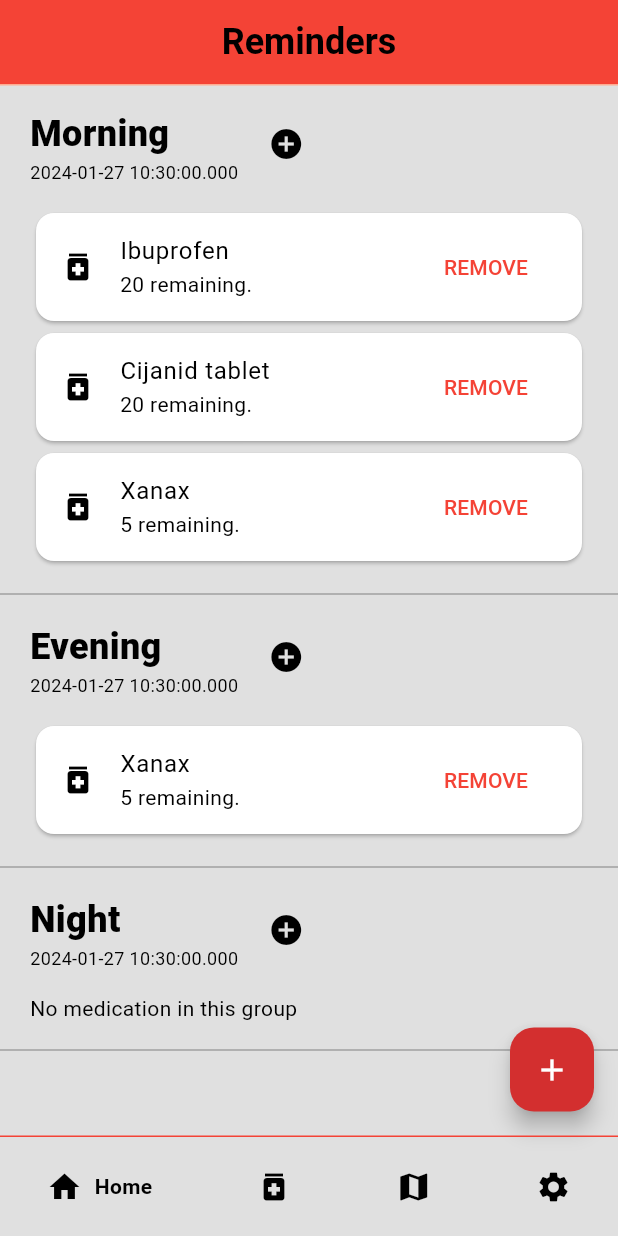
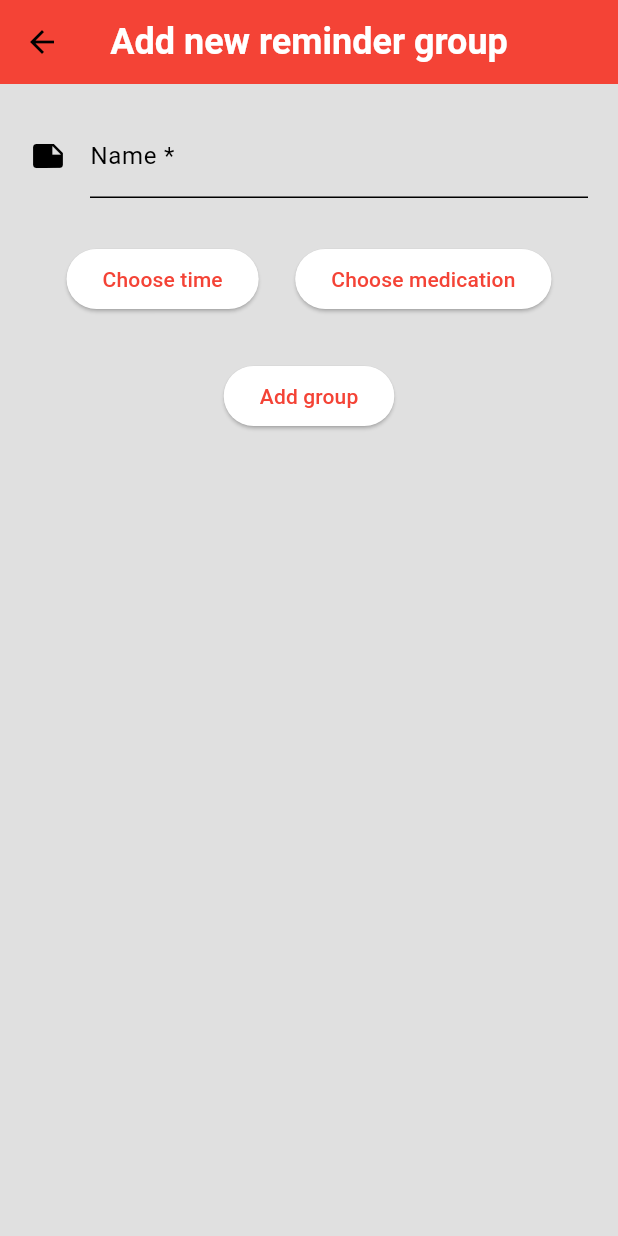
Before and after one commit to mzaninovic555/RMA_projekt_23-24, a Flutter app: the screen it shows after launch, after a tap on the "add" icon, on a phone screen of 412 x 824 dp. Run offline on Flutter 3.47's test engine with Material 3 defaults, Android fonts, the phone set to English and light mode, and no system bars; drawn by our look-alikes of google_nav_bar; our stand-ins replace shared_preferences.

Commit message:
Added adding reminder groups

```diff
--- /dev/null
+++ b/medicationapp/lib/pages/reminder_list/add_reminder_group.dart
@@ -0,0 +1,104 @@
+import 'package:flutter/material.dart';
+import 'package:medicationapp/pages/medication/multiselect.dart';
+import 'package:medicationapp/pages/reminder_list/reminder_data.dart';
+
+import '../medication/medication_data.dart';
+
+final _formKey = GlobalKey<FormState>();
+
+class AddReminderGroup extends StatelessWidget {
+  AddReminderGroup({super.key});
+
+  final nameController = TextEditingController();
+  TimeOfDay? timeOfDay = TimeOfDay.now();
+  List<MedicationType> medication = [];
+
+  @override
+  Widget build(BuildContext context) {
+    return Scaffold(
+      appBar: AppBar(
+        backgroundColor: Theme.of(context).colorScheme.primary,
+        centerTitle: true,
+        title: const Text(
+          'Add new reminder group',
+          style: TextStyle(
+            fontSize: 24,
+            fontWeight: FontWeight.bold,
+          ),
+        ),
+        leading: IconButton(
+          icon: const Icon(Icons.arrow_back),
+          onPressed: () {
+            Navigator.pop(context);
+          },
+        ),
+      ),
+      body: Padding(
+        padding: const EdgeInsets.all(20.0),
+        child: Form(
+          key: _formKey,
+          child: Column(
+            children: [
+              TextFormField(
+                decoration: const InputDecoration(
+                  icon: Icon(Icons.note),
+                  label: Text('Name *'),
+                ),
+                controller: nameController,
+                validator: (value) {
+                  if (value == null || value.isEmpty) {
+                    return 'Enter the name of the reminder group';
+                  }
+                  return null;
+                },
+              ),
+              const SizedBox(height: 30),
+              Row(
+                mainAxisAlignment: MainAxisAlignment.spaceEvenly,
+                children: [
+                  ElevatedButton(
+                    onPressed: () async {
+                      var selectedTimeOfDay = await showTimePicker(
+                        context: context,
+                        initialTime: TimeOfDay.now(),
+                        initialEntryMode: TimePickerEntryMode.dial,
+                      );
+                      if (selectedTimeOfDay != null) {
+                        timeOfDay = selectedTimeOfDay;
+                      }
+                    },
+                    child: const Text('Choose time'),
+                  ),
+                  ElevatedButton(
+                    onPressed: () async {
+                      medication = await showDialog(
+                          context: context,
+                          builder: (BuildContext context) => MultiSelect());
+                    },
+                    child: const Text('Choose medication'),
+                  ),
+                ],
+              ),
+              const SizedBox(height: 30),
+              ElevatedButton(
+                onPressed: () {
+                  if (_formKey.currentState!.validate()) {
+                    ScaffoldMessenger.of(context).showSnackBar(
+                      const SnackBar(
+                        content: Text('New group added successfully'),
+                      ),
+                    );
+
+                    ReminderGroup result = ReminderGroup(nameController.text, timeOfDay!, medication);
+                    Navigator.pop(context, result);
+                  }
+                },
+                child: const Text('Add group'),
+              ),
+            ],
+          ),
+        ),
+      ),
+    );
+  }
+}
--- a/medicationapp/lib/pages/reminder_list/reminder_data.dart
+++ b/medicationapp/lib/pages/reminder_list/reminder_data.dart
@@ -4,7 +4,7 @@ import 'package:medicationapp/pages/medication/medication_data.dart';
 /// Class for a group of medications all sharing a certain time.
 class ReminderGroup {
   String title;
-  DateTime timeOfReminder;
+  TimeOfDay timeOfReminder;
   List<MedicationType> medications;
   Color? color;
 
@@ -14,7 +14,7 @@ class ReminderGroup {
 /// Class for a singular medication item which is not grouped.
 class ReminderItem {
   String title;
-  DateTime timeOfReminder;
+  TimeOfDay timeOfReminder;
   MedicationType medication;
 
   ReminderItem(this.title, this.timeOfReminder, this.medication);
--- a/medicationapp/lib/pages/reminder_list/reminder_list.dart
+++ b/medicationapp/lib/pages/reminder_list/reminder_list.dart
@@ -3,6 +3,8 @@ import 'package:medicationapp/pages/medication/medication_data.dart';
 import 'package:medicationapp/pages/medication/multiselect.dart';
 import 'package:medicationapp/pages/reminder_list/reminder_data.dart';
 import 'package:medicationapp/services/reminder_service.dart';
+
+import 'add_reminder_group.dart';
 
 class ReminderList extends StatefulWidget {
   const ReminderList({super.key});
@@ -36,7 +38,17 @@ class _ReminderListState extends State<ReminderList> {
         ),
       ),
       floatingActionButton: FloatingActionButton(
-        onPressed: () {},
+        onPressed: () async {
+          ReminderGroup newReminderGroup = await Navigator.push(
+              context,
+              MaterialPageRoute(
+                builder: (context) => AddReminderGroup(),
+              ));
+
+          setState(() {
+            ReminderService.addNewReminderGroup(newReminderGroup);
+          });
+        },
         child: const Icon(Icons.add),
       ),
     );
@@ -68,7 +80,7 @@ class _ReminderListState extends State<ReminderList> {
             ],
           ),
           const SizedBox(width: 8),
-          IconButton(
+          TextButton(
             onPressed: () async {
               List<MedicationType> selectedTypes = await showDialog(
                   context: context,
@@ -79,8 +91,8 @@ class _ReminderListState extends State<ReminderList> {
                     groupIndex, selectedTypes);
               });
             },
-            icon: const Icon(Icons.add_circle),
-          )
+            child: const Text('Add'),
+          ),
         ],
       ),
       const SizedBox(
--- a/medicationapp/lib/services/reminder_service.dart
+++ b/medicationapp/lib/services/reminder_service.dart
@@ -1,3 +1,4 @@
+import 'package:flutter/material.dart';
 import 'package:medicationapp/pages/medication/medication_data.dart';
 
 import '../pages/reminder_list/reminder_data.dart';
@@ -5,15 +6,15 @@ import 'medication_service.dart';
 
 class ReminderService {
   static List<ReminderGroup> mockMeds = [
-    ReminderGroup('Morning', DateTime.now(), [
+    ReminderGroup('Morning', TimeOfDay.now(), [
       MedicationService.mockMedication[0],
       MedicationService.mockMedication[1],
       MedicationService.mockMedication[2],
     ]),
-    ReminderGroup('Evening', DateTime.now(), [
+    ReminderGroup('Evening', TimeOfDay.now(), [
       MedicationService.mockMedication[2],
     ]),
-    ReminderGroup('Night', DateTime.now(), []),
+    ReminderGroup('Night', TimeOfDay.now(), []),
   ];
 
   static List<ReminderGroup> getReminderGroups() {
@@ -27,4 +28,8 @@ class ReminderService {
   static void addMedicationItemsToGroup(int groupIndex, List<MedicationType> items) {
     mockMeds[groupIndex].medications.addAll(items);
   }
+
+  static void addNewReminderGroup(ReminderGroup reminderGroup) {
+    mockMeds.add(reminderGroup);
+  }
 }
--- a/medicationapp/lib/theme/theme.dart
+++ b/medicationapp/lib/theme/theme.dart
@@ -12,7 +12,7 @@ ThemeData lightMode = ThemeData(
   appBarTheme: const AppBarTheme(
     backgroundColor: Colors.red,
     titleTextStyle: TextStyle(
-      color: Colors.black
+      color: Colors.white
     ),
   ),
   textTheme: const TextTheme(
--- a/medicationapp/pubspec.yaml
+++ b/medicationapp/pubspec.yaml
@@ -33,6 +33,7 @@ dependencies:
   shared_preferences: ^2.2.2
   provider: ^6.1.1
   google_nav_bar: ^5.0.6
+  intl: ^0.19.0
 
 
   # The following adds the Cupertino Icons font to your application.
```
Also changed, not shown: medicationapp/lib/common/day_of_week_picker.dart (added, +19 -0 lines), medicationapp/lib/pages/medication/add_medication.dart (+6 -4 lines), medicationapp/lib/pages/medication/multiselect.dart (+44 -9 lines), medicationapp/pubspec.lock.
